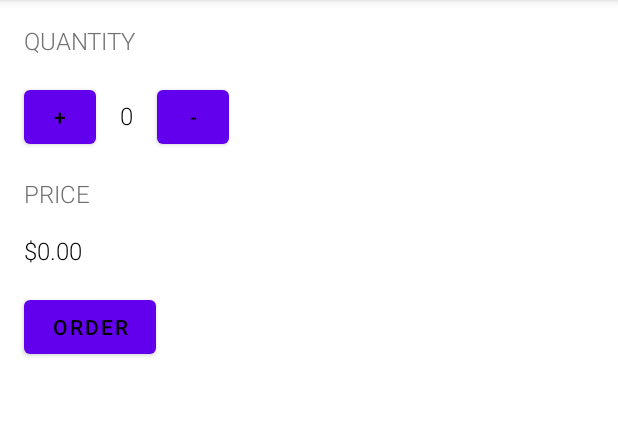
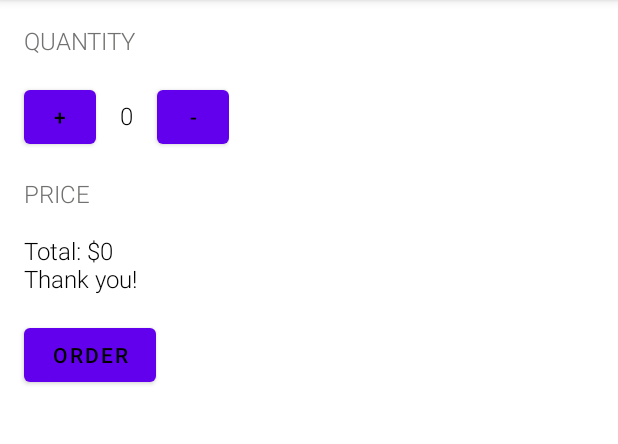
Before and after one commit to imLIVI/AndroidUserInput, an Android app: the screen it shows after launch (MainActivity), after a tap on "ORDER", on a phone screen of 412 x 824 dp, the part 84-528 px from its top. Run offline under Robolectric (Android 15) with nearby library versions, the phone set to English and light mode, and no system bars.

Commit message:
Adding total sum

```diff
--- a/app/src/main/java/com/example/udancity_lesson1/MainActivity.java
+++ b/app/src/main/java/com/example/udancity_lesson1/MainActivity.java
@@ -19,8 +19,11 @@ public class MainActivity extends AppCompatActivity {
 
     int numberOfCoffees=0;
     public void submitOrder(View view) {
-        display(numberOfCoffees);
-        displayPrice(numberOfCoffees*5);
+        int total=numberOfCoffees*5;
+        String message = "Total: " + "$" + total + "\nThank you!";
+        displayMessage(message);
+         /*displayPrice(numberOfCoffees*5);
+       displayMessage("Thank you!");*/
     }
 
     private void display(int number) {
@@ -35,16 +38,19 @@ public class MainActivity extends AppCompatActivity {
     }
 
     public void increment(View v){
-        int newNum=numberOfCoffees++;
+        int newNum=++numberOfCoffees;
         display(newNum);
         displayPrice(newNum*5);
-
     }
 
     public void decrement(View v){
-        int newNum=numberOfCoffees--;
+        int newNum=--numberOfCoffees;
         display(newNum);
         displayPrice(newNum*5);
-
+    }
+    public void displayMessage(String message)
+    {
+        TextView priceTextView=(TextView)findViewById(R.id.price_text);
+        priceTextView.setText(message);
     }
 }
--- a/app/src/main/res/layout/activity_main.xml
+++ b/app/src/main/res/layout/activity_main.xml
@@ -79,6 +79,7 @@
         android:paddingLeft="16dp"
         android:paddingTop="16dp"
         />
+
     <Button
         android:layout_width="wrap_content"
         android:layout_height="wrap_content"
```
